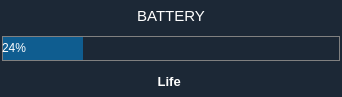
This is app/coreaction/wbattery.ui in rahmanshaber/corebox as Qt 5 draws it before an edit. The edited form follows.
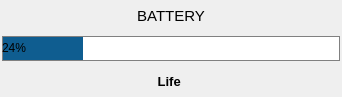
This is the edited form.

The edit to the form file:
```diff
--- a/app/coreaction/wbattery.ui
+++ b/app/coreaction/wbattery.ui
@@ -52,11 +52,8 @@
    </property>
    <item>
     <widget class="QFrame" name="Widget">
-     <property name="styleSheet">
-      <string notr="true">QWidget {
-background-color: #1C2836;
-color: #ffffff;
-}</string>
+     <property name="accessibleName">
+      <string>widgets</string>
      </property>
      <layout class="QVBoxLayout" name="verticalLayout">
       <property name="leftMargin">
```
Left out of the diff: 3 changed lines with no effect on the pictures.
